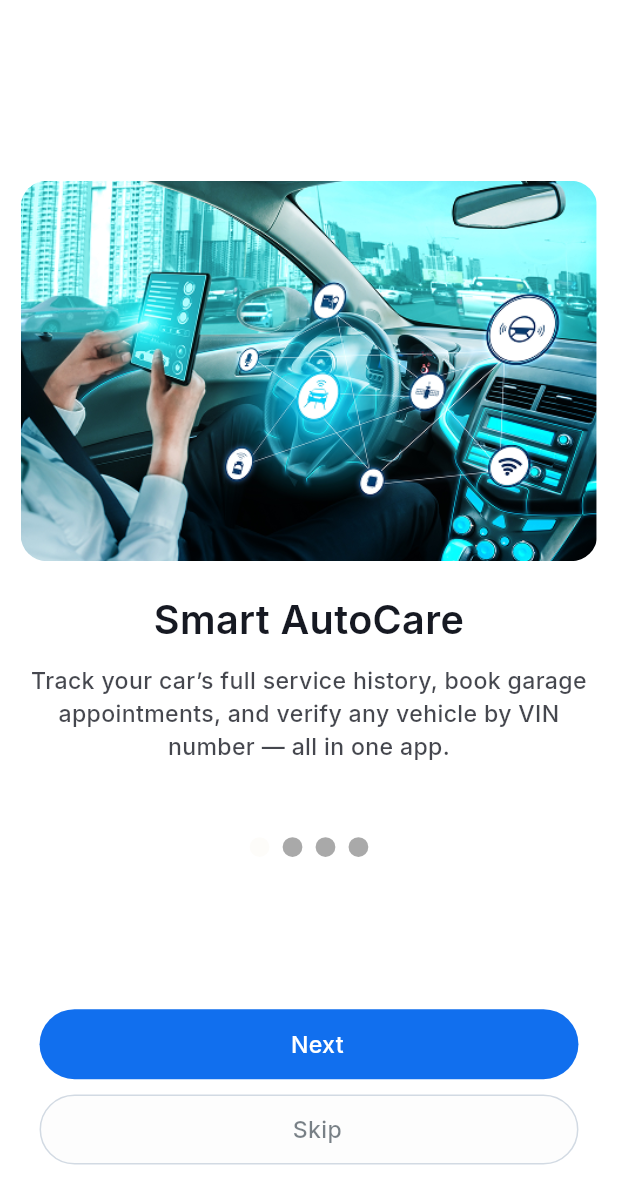
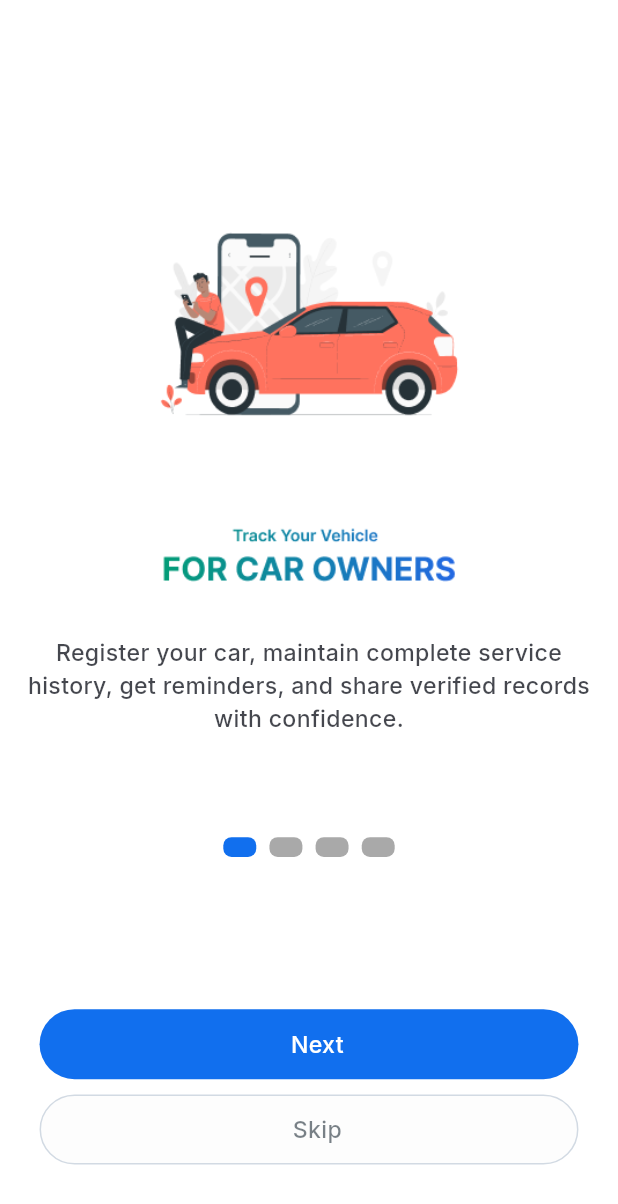
Before and after one commit to SadikurRahman1/salamora_ui, a Flutter app: the screen it shows after launch, on a phone screen of 412 x 824 dp. Shown: the top 1204 px of the screen. Run offline on Flutter 3.47's test engine with Material 3 defaults, Android fonts, the phone set to English and light mode, and no system bars; our stand-ins replace flutter_rating_bar, flutter_spinkit, get, google_fonts, image_picker, pinput and 1 more.

Commit message:
refactor: update AuthController, TokenKey, and SharedPreferences integration

```diff
--- a/selemara/lib/core/constants/api_urls.dart
+++ b/selemara/lib/core/constants/api_urls.dart
@@ -1,4 +1,5 @@
 class ApiUrls {
-  static const String _baseUrl = "http://wwww.gh.com";
-  static const String loginUrl = "$_baseUrl/login";
+  static const String _baseUrl = "http://10.0.20.1/api/v1";
+  static const String loginUrl = "$_baseUrl/auth/login";
+  static const String registerUrl = "$_baseUrl/auth/register";
 }
--- a/selemara/lib/core/localization/ar_sa.dart
+++ b/selemara/lib/core/localization/ar_sa.dart
@@ -42,21 +42,17 @@ final Map<String, String> arSA = {
   'privacy_policy': 'سياسة الخصوصية',
   'register_account': 'إنشاء حساب',
 
-  'onboard_title_1': 'العناية الذكية بالسيارة',
   'onboard_desc_1':
-      'تتبع سجل صيانة سيارتك الكامل، واحجز المواعيد مع الكراج، وحقق من أي مركبة باستخدام رقم الهيكل — كل ذلك في تطبيق واحد.',
+      'سجّل سيارتك، احفظ سجل الصيانة الكامل، احصل على تذكيرات، وشارك السجلات الموثوقة بثقة.',
 
-  'onboard_title_2': 'الخدمة والتاريخ',
   'onboard_desc_2':
-      'يمكن لمالكي السيارات حجز الخدمات بسهولة، وتتبع الصيانة، والوصول إلى سجلات الخدمة في أي وقت.',
+      'نظام إدارة صيانة رقمي متكامل يدعم الفروع المتعددة، إنشاء الفواتير، وأدوات إدارة علاقات العملاء.',
 
-  'onboard_title_3': 'تحقق قبل الشراء',
   'onboard_desc_3':
-      'أدخل رقم الهيكل لمعرفة عدد مرات صيانة السيارة وأين تمت — الشفافية قبل الشراء.',
+      'امسح رموز QR للتحقق من سجل الصيانة الكامل. تحقق من سجلات الصيانة واشتري السيارات بشفافية كاملة.',
 
-  'onboard_title_4': 'نمِّ أعمال كراجك',
   'onboard_desc_4':
-      'يمكن للكراجات تسجيل الخدمات، والوكلاء بيع السيارات بسجلات موثقة — كل ذلك متزامن مع منصتنا.',
+      'قم بإدراج السيارات ذات سجل الصيانة الموثق، وابنِ ثقة المشترين، واستخدم أدوات احترافية لبيع متميز.',
 
   'email_verification_info': 'أدخل رقم هاتفك، سنرسل رمز التحقق إلى رقم الهاتف',
   'forgot_password_title': 'نسيت كلمة المرور',
@@ -89,13 +85,13 @@ final Map<String, String> arSA = {
   'enter_your_details': 'أدخل بياناتك',
   'bio': 'السيرة الذاتية',
   'update_profile': 'تحديث الملف الشخصي',
+
   /// change password
   /// //
   'existing_password': 'كلمة المرور الحالية',
   'existing_password_hunt': 'كلمة المرور القديمة',
   'new_password': 'كلمة المرور الجديدة',
   'update_password': 'تحديث كلمة المرور',
-
 
   ///    help & support added by arif
   "support_type": "نوع الدعم",
@@ -106,10 +102,7 @@ final Map<String, String> arSA = {
   "upload_click_text": "اضغط لرفع الصور (بحد أقصى 6)",
   "upload_format_text": "PNG، JPG حتى 10 ميجابايت لكل ملف",
 
-
-
   ///    home owner added by arif
-
   "user_name": "جون دو",
   "user_role": "المرآب",
   "my_vehicles": "مركباتي",
@@ -125,7 +118,6 @@ final Map<String, String> arSA = {
   "recent_service": "الخدمة الأخيرة",
   "service_user_name": "أحمد المنصوري",
   "service_subtitle": "تويوتا كامري - خدمة الفطيم",
-
 
   //// car details addad by arif
   "car_details": "تفاصيل السيارة",
@@ -170,31 +162,19 @@ final Map<String, String> arSA = {
   "warranty": "الضمان",
   "invoice": "الفاتورة",
 
-  "oil_change_description": "تغيير زيت صناعي كامل واستبدال الفلتر. تم فحص جميع مستويات السوائل وضغط الإطارات.",
+  "oil_change_description":
+      "تغيير زيت صناعي كامل واستبدال الفلتر. تم فحص جميع مستويات السوائل وضغط الإطارات.",
   "service_date_example": "15/1/2024",
   "download_invoice": "تحميل الفاتورة",
   "your_rating": "تقييمك:",
   "re_service": "إعادة الخدمة",
 
-
-
   ///     My Car  added by Arif
-
   "car_2020_honda_civic": "هوندا سيفيك 2020",
   "mileage_45000_miles": "45000 ميل",
   "vin": "رقم الهيكل:",
   "uploaded": "تم الرفع",
   "my_all_cars": "كل سياراتي",
-
-
-
-
-
-
-
-
-
-
 
   ///  Warranty details added by Arif
   "warranty_details": "تفاصيل الضمان",
@@ -216,8 +196,6 @@ final Map<String, String> arSA = {
   "show_warranty_before_service": "يجب عرض شاشة الضمان قبل الخدمة.",
   "one_time_use_per_service": "استخدام لمرة واحدة لكل نوع خدمة.",
   "download": "تحميل",
-
-
 
   /// privacy policy screen add by Arif
   'introduction': 'مقدمة',
@@ -254,9 +232,7 @@ final Map<String, String> arSA = {
   'services': 'الخدمات',
   'generate': 'إنشاء',
 
-
   ///     Add Vehicle  added by Arif
-
   "vehicle_information": "معلومات السيارة",
   "car_name": "اسم السيارة",
   "car_make": "صنع السيارة",
@@ -269,6 +245,4 @@ final Map<String, String> arSA = {
   "upload_vehicle_image": "تحميل صورة المركبة",
   "click_to_upload_images_max_6": "انقر لتحميل الصور (بحد أقصى 6)",
   "png_jpg_up_to_10mb_each": "PNG، JPG حتى 10 ميغابايت لكل منها",
-
-
 };
--- a/selemara/lib/core/localization/en_us.dart
+++ b/selemara/lib/core/localization/en_us.dart
@@ -44,19 +44,21 @@ final Map<String, String> enUS = {
 
   'onboard_title_1': 'Smart AutoCare',
   'onboard_desc_1':
-      'Track your car’s full service history, book garage appointments, and verify any vehicle by VIN number — all in one app.',
+        'Register your car, maintain complete service history, get reminders, and share verified records with confidence.',
 
   'onboard_title_2': 'Service & History',
   'onboard_desc_2':
-      'Car owners can easily book services, track maintenance history, and access service records anytime.',
+  'Complete digital service management system with multi-branch support, invoice generation, and customer relationship tools.',
 
   'onboard_title_3': 'Check Before You Buy',
   'onboard_desc_3':
-      'Enter the VIN number to verify how many times a car was serviced and where — transparency before you.',
+        'Scan QR codes to verify complete service history. Check maintenance records and buy cars with full transparency.'
+,
 
   'onboard_title_4': 'Grow Your Garage Business',
   'onboard_desc_4':
-      'Garages can log services done, dealerships can sell cars with verified history — all synced with our platform.',
+        'List cars with verified service history, build trust with buyers, and use professional tools for premium sales.'
+,
 
   'email_verification_info':
       'Enter your phone number, we will send a verification code to the phone number',
--- a/selemara/lib/features/auth/binding/auth_binding.dart
+++ b/selemara/lib/features/auth/binding/auth_binding.dart
@@ -1,9 +1,10 @@
 import 'package:get/get.dart';
+import 'package:selemara/core/services/network_caller.dart';
 import 'package:selemara/features/auth/controller/auth_controller.dart';
 
 class AuthBinding extends Bindings {
   @override
   void dependencies() {
-    Get.lazyPut(() => AuthController());
+    Get.lazyPut(() => AuthController(networkCaller: NetworkCaller()));
   }
 }
--- a/selemara/lib/features/auth/views/login_screen.dart
+++ b/selemara/lib/features/auth/views/login_screen.dart
@@ -81,10 +81,10 @@ class LoginScreen extends StatelessWidget {
                               () => Checkbox(
                                 side: BorderSide(color: AppColors.primaryColor),
                                 activeColor: AppColors.primaryColor,
-                                checkColor: AppColors.primaryColor,
-                                fillColor: WidgetStateProperty.all<Color>(
-                                  Colors.white,
-                                ),
+                                checkColor: AppColors.whitColor,
+                                // fillColor: WidgetStateProperty.all<Color>(
+                                //   Colors.white,
+                                // ),
                                 // focusColor:AppColors.primaryColor ,
                                 // overlayColor: MaterialStateProperty.all(AppColors.primaryColor),
                                 value: authController.rememberMe.value,
--- a/selemara/lib/features/onboarding/views/onboarding_screen.dart
+++ b/selemara/lib/features/onboarding/views/onboarding_screen.dart
@@ -40,30 +40,28 @@ class OnboardingScreen extends StatelessWidget {
                             borderRadius: BorderRadius.circular(res.wp(16)),
                             child: Image.asset(
                               item.imagePath,
-                              width: res.wp(350),
+                              width: double.infinity,
                               height: res.hp(250),
-                              fit: BoxFit.cover,
+                              fit: BoxFit.contain,
                             ),
                           ),
                           SizedBox(height: res.hp(20)),
-                          AppTextInter(
-                            item.title,
-                            textAlign: TextAlign.center,
-                            fontSize: res.sp(24),
-                            fontWeight: FontWeight.w600,
-                            color: AppColors.textColor,
-                            // style: TextStyle(
-                            //   fontSize: res.sp(20),
-                            //   fontWeight: FontWeight.bold,
-                            // ),
-                          ),
+                          // AppTextInter(
+                          //   item.title,
+                          //   textAlign: TextAlign.center,
+                          //   fontSize: res.sp(24),
+                          //   fontWeight: FontWeight.w600,
+                          //   color: AppColors.textColor,
+                          //   // style: TextStyle(
+                          //   //   fontSize: res.sp(20),
+                          //   //   fontWeight: FontWeight.bold,
+                          //   // ),
+                          // ),
                           SizedBox(height: res.hp(10)),
                           AppTextInter(
                             item.description,
                             textAlign: TextAlign.center,
-                            color: AppColors.textColor.withValues(
-                              alpha: 0.8,
-                            ),
+                            color: AppColors.textColor.withValues(alpha: 0.8),
                             fontSize: res.sp(14),
                           ),
                           SizedBox(height: res.hp(10)),
@@ -82,11 +80,13 @@ class OnboardingScreen extends StatelessWidget {
                       duration: 300.milliseconds,
                       margin: EdgeInsets.symmetric(horizontal: res.wp(4)),
                       height: res.wp(12),
-                      width: res.wp(12),
+                      width: res.wp(20),
                       decoration: BoxDecoration(
                         color:
-                            selected ? AppColors.lightCream : AppColors.geryColor,
-                        borderRadius: BorderRadius.circular(res.wp(8)),
+                            selected
+                                ? AppColors.primaryColor
+                                : AppColors.geryColor,
+                        borderRadius: BorderRadius.circular(res.wp(5)),
                       ),
                     );
                   }),
--- a/selemara/lib/main.dart
+++ b/selemara/lib/main.dart
@@ -5,7 +5,7 @@ import 'package:selemara/core/helper/shared_preferences_helper.dart';
 
 Future<void> main() async {
   WidgetsFlutterBinding.ensureInitialized();
-  await SharedPreferencesHelper.init();
+  await SharedPreferencesHelper().init();
 
   SystemChrome.setPreferredOrientations([
     DeviceOrientation.portraitUp,
--- a/selemara/pubspec.yaml
+++ b/selemara/pubspec.yaml
@@ -43,6 +43,8 @@ dependencies:
   image_picker: ^1.1.2
   pinput: ^5.0.1
   flutter_rating_bar: ^4.0.1
+  mime: ^2.0.0
+  http_parser: ^4.1.2
 dev_dependencies:
   flutter_test:
     sdk: flutter
```
Also changed, not shown: selemara/lib/core/constants/token_key.dart (+11 -2 lines), selemara/lib/core/helper/shared_preferences_helper.dart (+52 -23 lines), selemara/lib/core/services/network_caller.dart (+8 -5 lines), selemara/lib/features/auth/controller/auth_controller.dart (+98 -28 lines), selemara/lib/features/auth/views/register_screen.dart (+3 -8 lines), selemara/assets/images/onboarding_1.png, selemara/assets/images/onboarding_2.png, selemara/assets/images/onboarding_3.png, selemara/assets/images/onboarding_4.png, selemara/pubspec.lock, 1 other file. Lines whose indentation alone changed are shown as unchanged.
